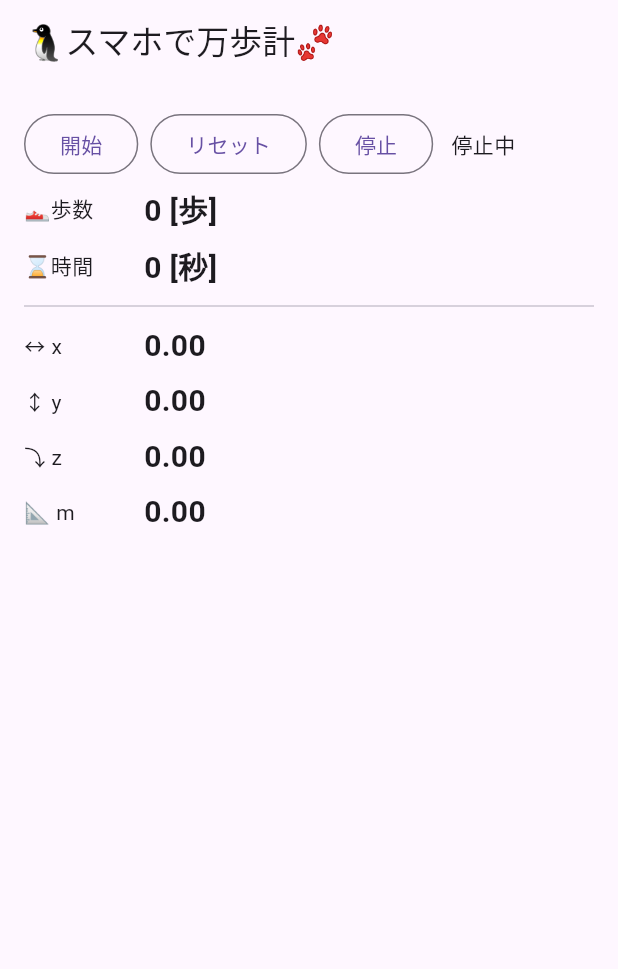
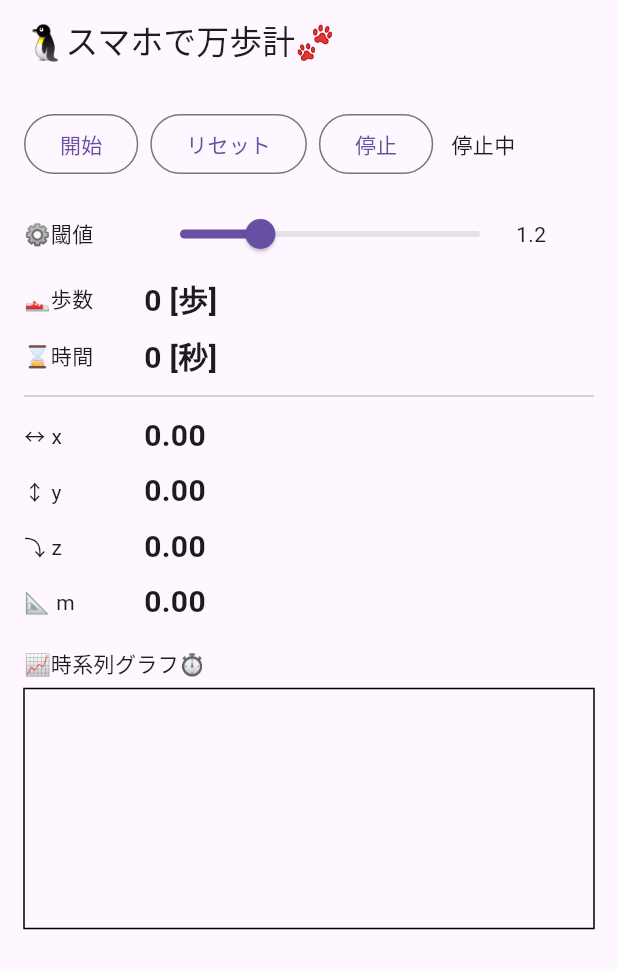
Before and after one commit to kmc2313/manpo, a Flutter app: the screen it shows after launch, after a tap on "リセット", on a phone screen of 412 x 824 dp. Shown: the top 969 px of the screen. Run offline on Flutter 3.47's test engine with Material 3 defaults, Android fonts, the phone set to English and light mode, and no system bars; missing offline and left inert: dart:js_interop.

Commit message:
update graph ui

```diff
--- a/lib/main.dart
+++ b/lib/main.dart
@@ -1,5 +1,5 @@
 import 'package:flutter/material.dart';
-import 'manpo3.dart';
+import 'manpo4.dart';
 
 void main() => runApp(const MyApp());
 
--- /dev/null
+++ b/lib/manpo4.dart
@@ -0,0 +1,227 @@
+import 'dart:math';
+import 'package:flutter/material.dart';
+import 'dart:js_interop';
+
+/// Web側の window.ManpoKei を参照する
+@JS('ManpoKei')
+external JSObject get _manpo;
+
+/// JSとの橋渡し
+extension ManpoKeiJsApi on JSObject {
+  external JSPromise requestMotionPermission();
+  external void startMotion(JSFunction onData);
+  external void stopMotion();
+}
+
+class ManpoKeiPage extends StatefulWidget {
+  const ManpoKeiPage({super.key});
+  @override
+  State<ManpoKeiPage> createState() => _ManpoKeiState();
+}
+
+class _ManpoKeiState extends State<ManpoKeiPage> {
+
+    // ===== 表示する値 =====
+  double x = 0, y = 0, z = 0, m = 0; // 加速度センサーの値
+  bool running = false;              // 計測中かどうか
+  int steps = 0; // 歩数
+  int elapsedSec = 0;  // 経過秒
+
+  // ===== 歩数判定パラメータ =====
+  static double threshold = 1.2; // 閾値
+  static const int minIntervalMs = 300; // 連続カウント防止（最小間隔）
+
+  // ===== 内部状態（アルゴリズム） =====
+  double _ema = 0;       // 平滑化用（指数移動平均）
+  double _diffPrev = 0;  // 前回の差分
+  int _lastStep = 0;     // 前回ステップ判定した時刻(ms)
+
+    // ===== UI更新の間引き =====
+  int _lastUi = 0;
+  final int uiFps = 33; // 約30fps
+
+    // グラフ用データ
+  static const int maxPoints = 200;
+  final List<double> mHist = [];
+
+  Future<void> start() async {
+  if (running) return;
+  await _manpo.requestMotionPermission().toDart;
+
+  final startMs = DateTime.now().millisecondsSinceEpoch;
+
+  setState(() {
+  running = true;
+  mHist.clear();
+});
+
+  _manpo.startMotion(((num ax, num ay, num az, num t) {
+    _onMotion(ax, ay, az, t, startMs);
+  }).toJS);
+}
+
+  /// 加速度センサーの更新処理
+void _onMotion(num ax, num ay, num az, num t, int startMs) {
+  final now = t.toInt();
+  final dx = ax.toDouble();
+  final dy = ay.toDouble();
+  final dz = az.toDouble();
+  final mm = sqrt(dx*dx + dy*dy + dz*dz); // 合成加速度
+  // 歩数判定
+  _ema = 0.9 * _ema + 0.1 * mm;
+  final diff = mm - _ema;
+
+   // --- グラフ用に履歴を積む ---
+  mHist.add(mm);
+    if (mHist.length > maxPoints) mHist.removeAt(0);
+
+  // 閾値を下から上に跨いだら1歩（かつ連打防止）
+  if (_diffPrev <= threshold && diff > threshold &&
+      now - _lastStep > minIntervalMs) {
+    steps++;
+    _lastStep = now;
+  }
+  _diffPrev = diff;
+  // UI更新（間引き）
+  if (now - _lastUi >= uiFps) {
+    _lastUi = now;
+    setState(() {
+      x = dx;
+      y = dy;
+      z = dz;
+      m = mm;
+      elapsedSec = ((now - startMs) / 1000).floor();
+    });
+  }
+}
+
+  // 操作：停止
+  void stop() {
+    _manpo.stopMotion();
+    setState(() => running = false);
+  }
+
+  void reset() {
+  setState(() {
+    mHist.clear();
+    steps = 0;
+    x = y = z = m = 0;
+    _ema = 0;
+    _diffPrev = 0;
+    _lastStep = 0;
+    elapsedSec = 0;
+  });
+}
+
+  @override
+  void dispose() {
+    _manpo.stopMotion();
+    super.dispose();
+  }
+
+  @override
+  Widget build(BuildContext context) {
+    return Scaffold(
+      appBar: AppBar(title: const Text('🐧スマホで万歩計🐾')),
+      body: Padding(
+        padding: const EdgeInsets.all(16),
+        child: Column(crossAxisAlignment: CrossAxisAlignment.start, children: [
+                  Row(children: [
+            OutlinedButton(onPressed: start, child: const Text('開始')),
+            const SizedBox(width: 8),
+            OutlinedButton(onPressed: reset, child: const Text('リセット')),
+            const SizedBox(width: 8),
+            OutlinedButton(onPressed: stop, child: const Text('停止')),
+            const SizedBox(width: 12),
+            Text(running ? '計測中' : '停止中'),
+          ]),
+          const SizedBox(height: 12),
+          Row(children: [
+          const SizedBox(width: 80, child: Text('⚙️閾値')),
+            Expanded(
+              child: Slider(
+                value: threshold,
+                min: 0.2,
+                max: 4.0,
+                divisions: 38,
+                label: threshold.toStringAsFixed(1),
+                onChanged: (t) => setState(() => threshold = t),
+              ),
+            ),
+            SizedBox(width: 52, child: Text(threshold.toStringAsFixed(1))),
+          ]),
+
+          _line('👟歩数', '$steps [歩]'),
+          _line('⌛時間', '$elapsedSec [秒]'),
+          const Divider(),
+          _line('↔️ x', x.toStringAsFixed(2)),
+          _line('↕️ y', y.toStringAsFixed(2)),
+          _line('⤵️ z', z.toStringAsFixed(2)),
+          _line('📐 m', m.toStringAsFixed(2)),
+
+          const SizedBox(height: 12),
+
+          const Text('📈時系列グラフ⏱️'),
+          const SizedBox(height: 6),
+          SizedBox(
+            height: 160,
+            width: double.infinity,
+            child: CustomPaint(painter: MLinePainter(mHist)),
+          ),
+
+        ]),
+      ),
+    );
+  }
+    Widget _line(String label, String value) => Padding(
+        padding: const EdgeInsets.symmetric(vertical: 4),
+        child: Row(children: [
+          SizedBox(width: 80, child: Text(label)),
+          Text(
+            value,
+            style: const TextStyle(fontSize: 20, fontWeight: FontWeight.w600),
+          ),
+        ]),
+      );
+}
+  /// m の時系列グラフを描く
+class MLinePainter extends CustomPainter {
+  MLinePainter(this.data);
+  final List<double> data;
+
+  @override
+  void paint(Canvas canvas, Size size) {
+    // 枠
+    canvas.drawRect(
+      Offset.zero & size,
+      Paint()..style = PaintingStyle.stroke..strokeWidth = 1,
+    );
+    if (data.length < 2) return;
+
+    // 自動スケール（min-max）
+    double minV = data.first, maxV = data.first;
+    for (final v in data) {
+      minV = min(minV, v);
+      maxV = max(maxV, v);
+    }
+    final range = (maxV - minV).abs();
+    final denom = range < 1e-9 ? 1.0 : range;
+
+    final p = Paint()..style = PaintingStyle.stroke..strokeWidth = 2;
+    final path = Path();
+
+    for (int i = 0; i < data.length; i++) {
+      final px = (i / (data.length - 1)) * (size.width - 2) + 1;
+      final py = (1 - (data[i] - minV) / denom) * (size.height - 2) + 1;
+      if (i == 0) {
+        path.moveTo(px, py);
+      } else {
+        path.lineTo(px, py);
+      }
+    }
+    canvas.drawPath(path, p);
+  }
+
+  @override
+  bool shouldRepaint(covariant MLinePainter oldDelegate) => true;
+}
```
